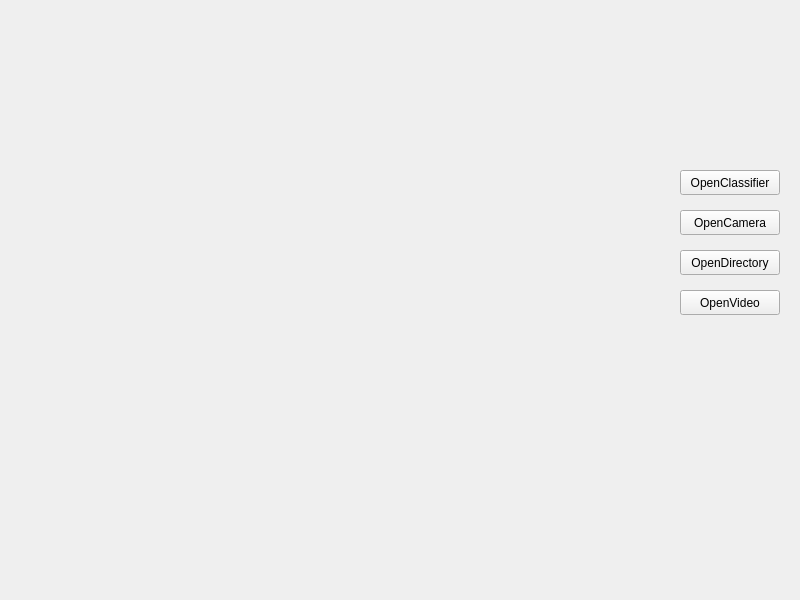
This is mainwindow.ui in tangchent/cardetect as Qt 5 draws it before an edit. The edited form follows.
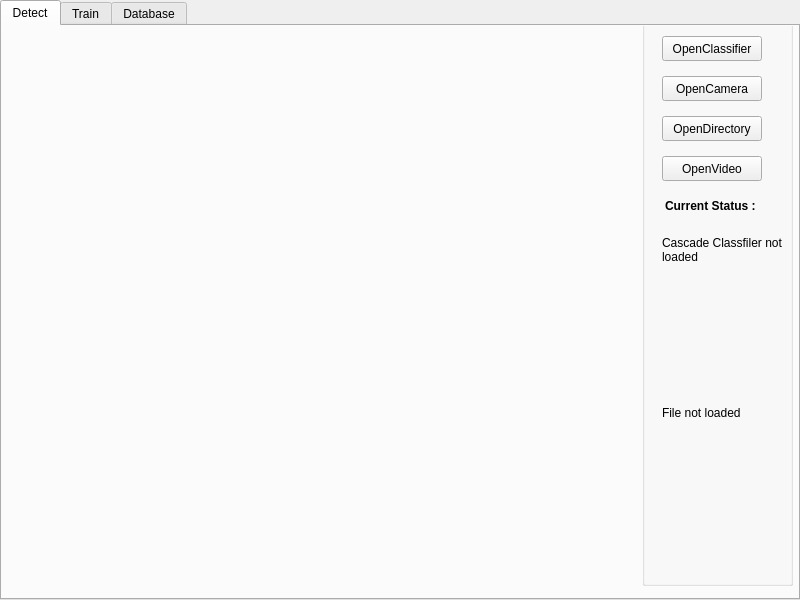
This is the edited form.

Commit message: ui design and function impliment

Diff of the .ui file:
```diff
--- a/mainwindow.ui
+++ b/mainwindow.ui
@@ -13,37 +13,74 @@
   <property name="windowTitle">
    <string>ObjectDetect</string>
   </property>
-  <widget class="QPushButton" name="openCameraButton">
+  <widget class="QTabWidget" name="tabWidget">
    <property name="geometry">
     <rect>
-     <x>680</x>
-     <y>210</y>
-     <width>100</width>
-     <height>25</height>
+     <x>0</x>
+     <y>0</y>
+     <width>800</width>
+     <height>600</height>
     </rect>
    </property>
-   <property name="text">
-    <string>OpenCamera</string>
+   <property name="currentIndex">
+    <number>0</number>
    </property>
-  </widget>
+   <widget class="QWidget" name="tabDetect">
+    <attribute name="title">
+     <string>Detect</string>
+    </attribute>
   <widget class="QLabel" name="imageLabel">
    <property name="geometry">
     <rect>
      <x>0</x>
      <y>0</y>
      <width>640</width>
-     <height>480</height>
+       <height>600</height>
     </rect>
    </property>
    <property name="text">
     <string/>
+     </property>
+    </widget>
+    <widget class="QGroupBox" name="groupBox">
+     <property name="geometry">
+      <rect>
+       <x>640</x>
+       <y>-20</y>
+       <width>151</width>
+       <height>580</height>
+      </rect>
+     </property>
+     <property name="title">
+      <string/>
+     </property>
+     <widget class="QLabel" name="cascadeClassfierLabel">
+      <property name="geometry">
+       <rect>
+        <x>20</x>
+        <y>230</y>
+        <width>130</width>
+        <height>151</height>
+       </rect>
+      </property>
+      <property name="text">
+       <string>Cascade Classfiler not loaded</string>
+      </property>
+      <property name="textFormat">
+       <enum>Qt::PlainText</enum>
+      </property>
+      <property name="alignment">
+       <set>Qt::AlignLeading|Qt::AlignLeft|Qt::AlignTop</set>
+      </property>
+      <property name="wordWrap">
+       <bool>true</bool>
    </property>
   </widget>
   <widget class="QPushButton" name="openDirectoryButton">
    <property name="geometry">
     <rect>
-     <x>680</x>
-     <y>250</y>
+        <x>20</x>
+        <y>110</y>
      <width>100</width>
      <height>25</height>
     </rect>
@@ -52,24 +89,11 @@
     <string>OpenDirectory</string>
    </property>
   </widget>
-  <widget class="QPushButton" name="openVideoButton">
-   <property name="geometry">
-    <rect>
-     <x>680</x>
-     <y>290</y>
-     <width>100</width>
-     <height>25</height>
-    </rect>
-   </property>
-   <property name="text">
-    <string>OpenVideo</string>
-   </property>
-  </widget>
   <widget class="QPushButton" name="openClassfilerButton">
    <property name="geometry">
     <rect>
-     <x>680</x>
-     <y>170</y>
+        <x>20</x>
+        <y>30</y>
      <width>100</width>
      <height>25</height>
     </rect>
@@ -77,6 +101,89 @@
    <property name="text">
     <string>OpenClassifier</string>
    </property>
+     </widget>
+     <widget class="QPushButton" name="openCameraButton">
+      <property name="geometry">
+       <rect>
+        <x>20</x>
+        <y>70</y>
+        <width>100</width>
+        <height>25</height>
+       </rect>
+      </property>
+      <property name="text">
+       <string>OpenCamera</string>
+      </property>
+     </widget>
+     <widget class="QPushButton" name="openVideoButton">
+      <property name="geometry">
+       <rect>
+        <x>20</x>
+        <y>150</y>
+        <width>100</width>
+        <height>25</height>
+       </rect>
+      </property>
+      <property name="text">
+       <string>OpenVideo</string>
+      </property>
+     </widget>
+     <widget class="QLabel" name="label">
+      <property name="geometry">
+       <rect>
+        <x>23</x>
+        <y>190</y>
+        <width>131</width>
+        <height>20</height>
+       </rect>
+      </property>
+      <property name="text">
+       <string>&lt;html&gt;&lt;head/&gt;&lt;body&gt;&lt;p&gt;&lt;span style=&quot; font-weight:600;&quot;&gt;Current Status :&lt;/span&gt;&lt;/p&gt;&lt;/body&gt;&lt;/html&gt;</string>
+      </property>
+      <property name="textFormat">
+       <enum>Qt::RichText</enum>
+      </property>
+      <property name="scaledContents">
+       <bool>true</bool>
+      </property>
+      <property name="wordWrap">
+       <bool>true</bool>
+      </property>
+     </widget>
+     <widget class="QLabel" name="fileLable">
+      <property name="geometry">
+       <rect>
+        <x>20</x>
+        <y>400</y>
+        <width>130</width>
+        <height>151</height>
+       </rect>
+      </property>
+      <property name="text">
+       <string>File not loaded</string>
+      </property>
+      <property name="textFormat">
+       <enum>Qt::PlainText</enum>
+      </property>
+      <property name="alignment">
+       <set>Qt::AlignLeading|Qt::AlignLeft|Qt::AlignTop</set>
+      </property>
+      <property name="wordWrap">
+       <bool>true</bool>
+      </property>
+     </widget>
+    </widget>
+   </widget>
+   <widget class="QWidget" name="tabTrain">
+    <attribute name="title">
+     <string>Train</string>
+    </attribute>
+   </widget>
+   <widget class="QWidget" name="tabDatabase">
+    <attribute name="title">
+     <string>Database</string>
+    </attribute>
+   </widget>
   </widget>
  </widget>
  <resources/>
```
Lines whose indentation alone changed are shown as unchanged. The commit also changes 2 other files.
